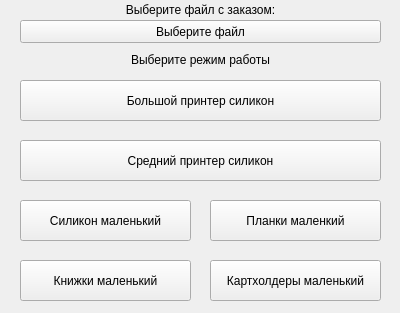
Above: archive/PrintHelper/ui/printHelperUI.ui from gora5624/Python before the change. Below: the same form after it.
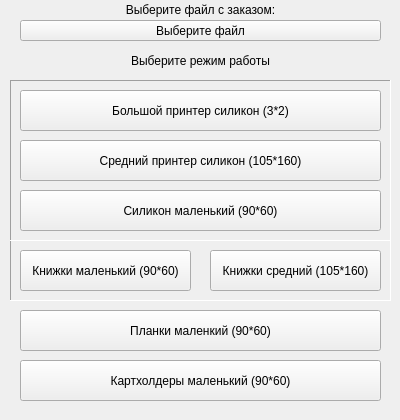
That is the form after the change.

```diff
--- a/archive/PrintHelper/ui/printHelperUI.ui
+++ b/archive/PrintHelper/ui/printHelperUI.ui
@@ -7,7 +7,7 @@
     <x>0</x>
     <y>0</y>
     <width>400</width>
-    <height>313</height>
+    <height>420</height>
    </rect>
   </property>
   <property name="windowTitle">
@@ -19,7 +19,7 @@
      <x>20</x>
      <y>20</y>
      <width>361</width>
-     <height>23</height>
+     <height>21</height>
     </rect>
    </property>
    <property name="text">
@@ -48,10 +48,10 @@
   <widget class="QLabel" name="label_2">
    <property name="geometry">
     <rect>
-     <x>20</x>
+     <x>10</x>
      <y>50</y>
-     <width>361</width>
-     <height>20</height>
+     <width>381</width>
+     <height>21</height>
     </rect>
    </property>
    <property name="layoutDirection">
@@ -71,13 +71,19 @@
    <property name="geometry">
     <rect>
      <x>20</x>
-     <y>80</y>
+     <y>90</y>
      <width>361</width>
      <height>41</height>
     </rect>
    </property>
    <property name="text">
-    <string>Большой принтер силикон</string>
+    <string>Большой принтер силикон (3*2)</string>
+   </property>
+   <property name="iconSize">
+    <size>
+     <width>32</width>
+     <height>32</height>
+    </size>
    </property>
    <property name="flat">
     <bool>false</bool>
@@ -93,33 +99,33 @@
     </rect>
    </property>
    <property name="text">
-    <string>Средний принтер силикон</string>
+    <string>Средний принтер силикон (105*160)</string>
    </property>
   </widget>
   <widget class="QPushButton" name="smallButt">
    <property name="geometry">
     <rect>
      <x>20</x>
-     <y>200</y>
-     <width>171</width>
+     <y>190</y>
+     <width>361</width>
      <height>41</height>
     </rect>
    </property>
    <property name="text">
-    <string>Силикон маленький</string>
+    <string>Силикон маленький (90*60)</string>
    </property>
   </widget>
   <widget class="QPushButton" name="smallButtPlastins">
    <property name="geometry">
     <rect>
-     <x>210</x>
-     <y>200</y>
-     <width>171</width>
+     <x>20</x>
+     <y>310</y>
+     <width>361</width>
      <height>41</height>
     </rect>
    </property>
    <property name="text">
-    <string>Планки маленкий</string>
+    <string>Планки маленкий (90*60)</string>
    </property>
   </widget>
   <widget class="QPushButton" name="smallButtBooks">
@@ -129,13 +135,13 @@
    <property name="geometry">
     <rect>
      <x>20</x>
-     <y>260</y>
+     <y>250</y>
      <width>171</width>
      <height>41</height>
     </rect>
    </property>
    <property name="text">
-    <string>Книжки маленький</string>
+    <string>Книжки маленький (90*60)</string>
    </property>
   </widget>
   <widget class="QPushButton" name="smallButtCartholders">
@@ -144,16 +150,82 @@
    </property>
    <property name="geometry">
     <rect>
+     <x>20</x>
+     <y>360</y>
+     <width>361</width>
+     <height>41</height>
+    </rect>
+   </property>
+   <property name="text">
+    <string>Картхолдеры маленький (90*60)</string>
+   </property>
+  </widget>
+  <widget class="QPushButton" name="medButtBooks">
+   <property name="enabled">
+    <bool>true</bool>
+   </property>
+   <property name="geometry">
+    <rect>
      <x>210</x>
-     <y>260</y>
+     <y>250</y>
      <width>171</width>
      <height>41</height>
     </rect>
    </property>
    <property name="text">
-    <string>Картхолдеры маленький</string>
+    <string>Книжки средний (105*160)</string>
    </property>
   </widget>
+  <widget class="QFrame" name="frame">
+   <property name="geometry">
+    <rect>
+     <x>10</x>
+     <y>80</y>
+     <width>381</width>
+     <height>161</height>
+    </rect>
+   </property>
+   <property name="frameShape">
+    <enum>QFrame::Panel</enum>
+   </property>
+   <property name="frameShadow">
+    <enum>QFrame::Sunken</enum>
+   </property>
+   <property name="lineWidth">
+    <number>1</number>
+   </property>
+  </widget>
+  <widget class="QFrame" name="frame_2">
+   <property name="geometry">
+    <rect>
+     <x>10</x>
+     <y>240</y>
+     <width>381</width>
+     <height>61</height>
+    </rect>
+   </property>
+   <property name="frameShape">
+    <enum>QFrame::Panel</enum>
+   </property>
+   <property name="frameShadow">
+    <enum>QFrame::Sunken</enum>
+   </property>
+   <property name="midLineWidth">
+    <number>0</number>
+   </property>
+  </widget>
+  <zorder>frame_2</zorder>
+  <zorder>frame</zorder>
+  <zorder>selectFileButt</zorder>
+  <zorder>label</zorder>
+  <zorder>label_2</zorder>
+  <zorder>bigButt</zorder>
+  <zorder>medButt</zorder>
+  <zorder>smallButt</zorder>
+  <zorder>smallButtPlastins</zorder>
+  <zorder>smallButtBooks</zorder>
+  <zorder>smallButtCartholders</zorder>
+  <zorder>medButtBooks</zorder>
  </widget>
  <resources/>
  <connections/>
```
Left out of the diff: 6 changed lines with no effect on the pictures.
